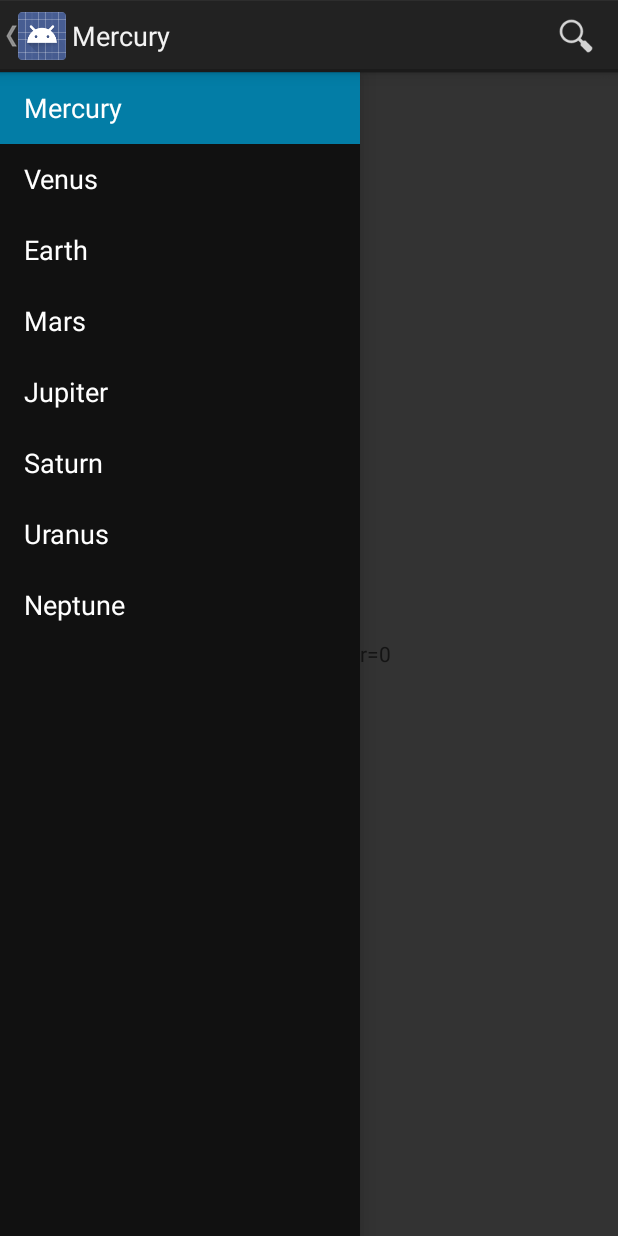
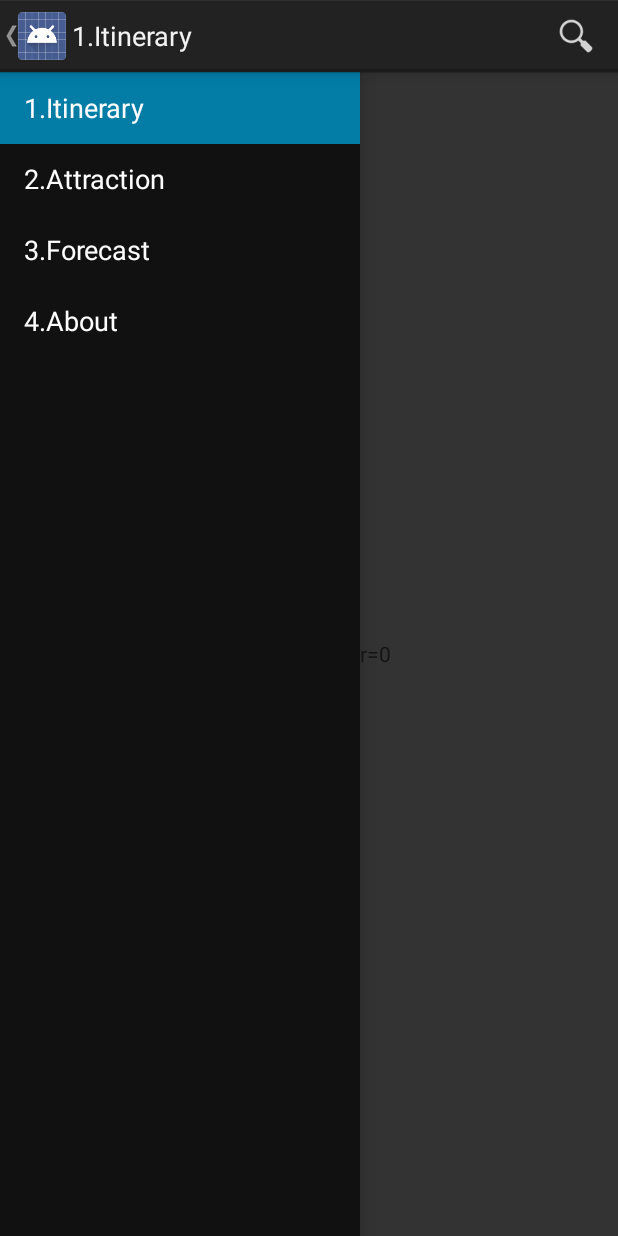
Before and after one commit to markatithinkbest/NaviDrawer, an Android app: the screen it shows after launch (MainActivity), with the side drawer open, on a phone screen of 412 x 824 dp. Run offline under Robolectric (Android 15) with nearby library versions, the phone set to English and light mode, and no system bars; 2 statements that could not run were skipped.

Commit message:
001_drawer_items 定出 Drawer 顯示的項目為 1.行程 2.景點列表 3.天氣預報 4.關於

```diff
--- a/app/src/main/res/values/strings.xml
+++ b/app/src/main/res/values/strings.xml
@@ -16,14 +16,10 @@
 
 <resources>
     <string-array name="planets_array">
-        <item>Mercury</item>
-        <item>Venus</item>
-        <item>Earth</item>
-        <item>Mars</item>
-        <item>Jupiter</item>
-        <item>Saturn</item>
-        <item>Uranus</item>
-        <item>Neptune</item>
+        <item>1.Itinerary</item>
+        <item>2.Attraction</item>
+        <item>3.Forecast</item>
+        <item>4.About</item>
     </string-array>
     <string name="drawer_open">Open navigation drawer</string>
     <string name="drawer_close">Close navigation drawer</string>
```
